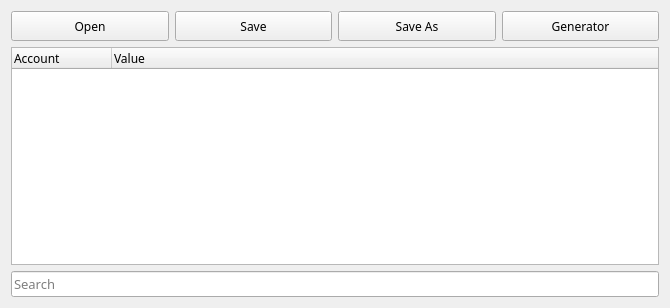
Qt form source/uis/main_dlg.ui (PsychedelicShayna/LSPM) before a commit.
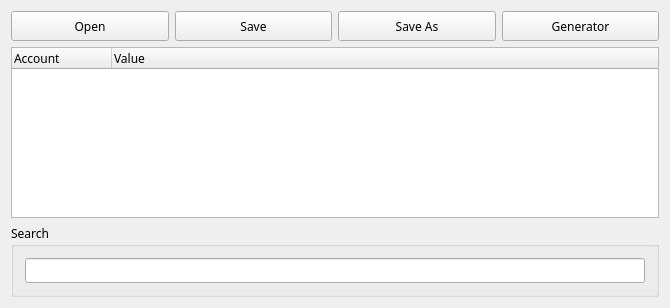
The same form after that commit. Icons and pictures are not drawn.

Commit message: Replaced search bar placeholder text with a group box.

Patch:
```diff
--- a/source/uis/main_dlg.ui
+++ b/source/uis/main_dlg.ui
@@ -20,7 +20,7 @@
   <widget class="QWidget" name="centralWidget">
    <layout class="QGridLayout" name="gridLayout">
     <item row="0" column="0">
-     <layout class="QVBoxLayout" name="verticalLayout" stretch="0,0,0">
+     <layout class="QVBoxLayout" name="verticalLayout" stretch="0,0">
       <item>
        <layout class="QHBoxLayout" name="buttonHLayout">
         <item>
@@ -140,6 +140,19 @@
         </column>
        </widget>
       </item>
+     </layout>
+    </item>
+    <item row="1" column="0">
+     <widget class="QGroupBox" name="groupBox">
+      <property name="font">
+       <font>
+        <family>Menlo</family>
+       </font>
+      </property>
+      <property name="title">
+       <string>Search</string>
+      </property>
+      <layout class="QVBoxLayout" name="verticalLayout_2">
       <item>
        <widget class="QLineEdit" name="searchBar">
         <property name="minimumSize">
@@ -158,11 +171,12 @@
          <string/>
         </property>
         <property name="placeholderText">
-         <string>Search</string>
+          <string/>
         </property>
        </widget>
       </item>
      </layout>
+     </widget>
     </item>
    </layout>
   </widget>
```
Lines whose indentation alone changed are shown as unchanged.
